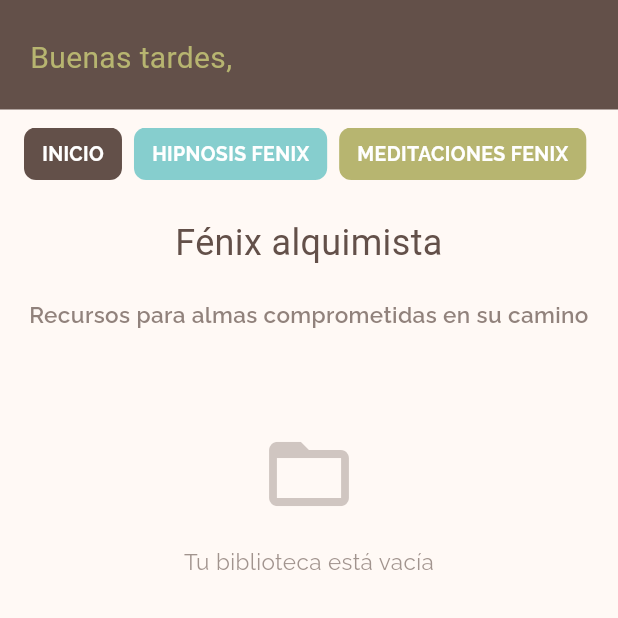
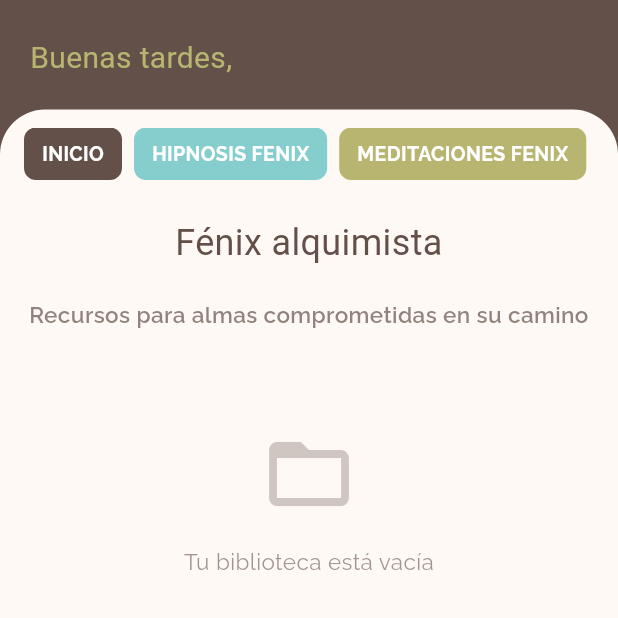
Before and after one commit to RobertoAguirre/fenix_reader, a Flutter app: the PortalScreen screen opened directly, on a phone screen of 412 x 824 dp, the top half of it. Run offline on Flutter 3.47's test engine with Material 3 defaults, Android fonts, the phone set to English and light mode, and no system bars; our stand-ins replace cached_network_image, chewie, flutter_secure_storage, google_fonts, in_app_purchase, just_audio and 2 more; accounts and stored records are empty; Roboto replaces fonts that are missing (Kaushan Script).

Commit message:
UI: Update portal screen styling
- Changed 'Escuchar' button icon to play_arrow
- Added curved top border to content container for smooth header transition

```diff
--- a/lib/screens/portal_screen.dart
+++ b/lib/screens/portal_screen.dart
@@ -28,12 +28,20 @@ class _PortalScreenState extends State<PortalScreen> {
   @override
   Widget build(BuildContext context) {
     return Scaffold(
-      backgroundColor: AppColors.origen,
+      backgroundColor: AppColors.raizSagrada,
       body: Column(
         children: [
           _buildHeader(),
           Expanded(
-            child: _buildContent(),
+            child: Container(
+              decoration: const BoxDecoration(
+                color: AppColors.origen,
+                borderRadius: BorderRadius.vertical(
+                  top: Radius.circular(30),
+                ),
+              ),
+              child: _buildContent(),
+            ),
           ),
         ],
       ),
@@ -383,13 +391,13 @@ class _PortalScreenState extends State<PortalScreen> {
                           mainAxisSize: MainAxisSize.min,
                           children: [
                             const Icon(
-                              Icons.book_outlined,
+                              Icons.play_arrow,
                               color: AppColors.white,
-                              size: 16,
+                              size: 18,
                             ),
                             const SizedBox(width: 6),
                             Text(
-                              'Leer ahora',
+                              'Escuchar',
                               style: AppTypography.ralewayBold(
                                 fontSize: 12,
                                 color: AppColors.white,
```
